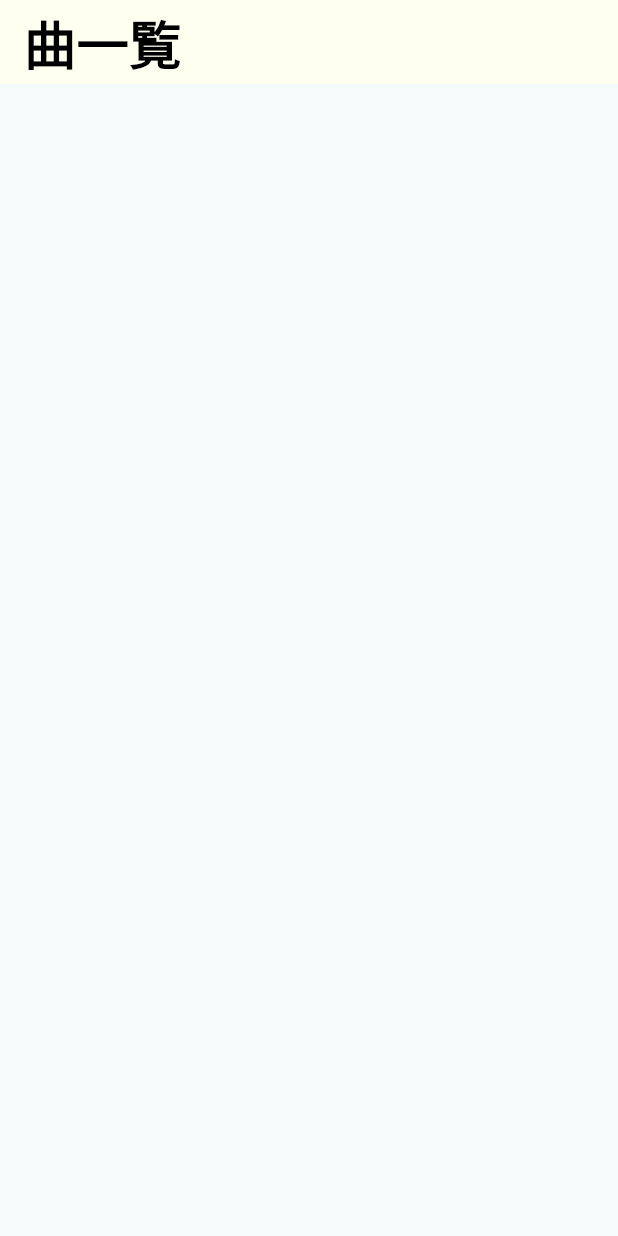
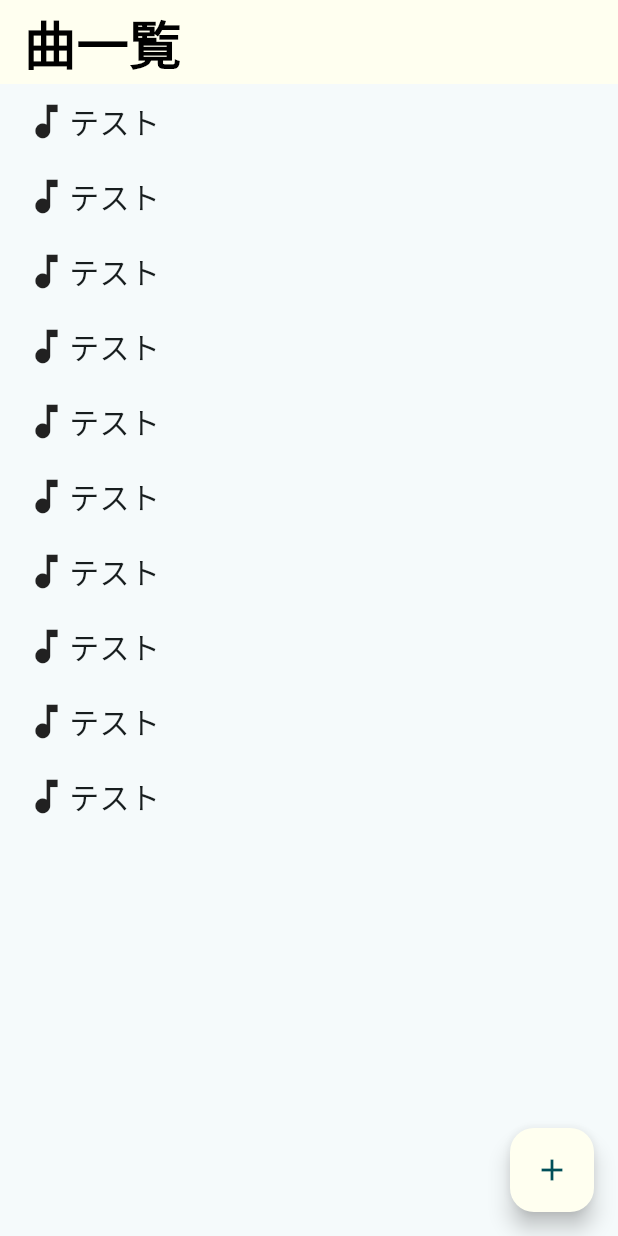
Before and after one commit to tsuchida-y/choose_songs, a Flutter app: the SongPageful screen opened directly, on a phone screen of 412 x 824 dp. Run offline on Flutter 3.47's test engine with Material 3 defaults, Android fonts, the phone set to English and light mode, and no system bars; our stand-ins replace cloud_firestore, firebase_core; accounts and stored records are empty.

Commit message:
ページのレイアウト作成

```diff
--- a/lib/Song/song_page.dart
+++ b/lib/Song/song_page.dart
@@ -6,7 +6,6 @@ class SongPageles extends StatelessWidget {
   @override
   Widget build(BuildContext context) {
     return MaterialApp(
-      title: 'Flutter Firebase',
        theme: ThemeData(
          colorScheme: ColorScheme.fromSeed(seedColor: Colors.deepPurple),
          useMaterial3: true,
@@ -30,7 +29,7 @@ class SongPageState extends State<SongPageful> {
   Widget build(BuildContext context) {
     return Scaffold(
       appBar: AppBar(
-        title: Text(widget.title),
+        title: Text("曲一覧"),
         titleTextStyle: const TextStyle(
           color: Colors.black,
           fontSize: 35,
@@ -38,6 +37,51 @@ class SongPageState extends State<SongPageful> {
         ),
         backgroundColor: const Color.fromARGB(255, 255, 255, 240),
       ),
+      body:Center(
+        child: ListView.builder(
+          itemCount: 10,
+          itemBuilder: (context, index) {
+
+            return const Center(
+              child:Padding(
+                padding:EdgeInsets.symmetric(//上下左右に一定の余白を設定
+                  horizontal:16,//左右の余白
+                  vertical:10,//上下の余白
+                ),
+
+                child:Row(
+                  children:[
+                    Icon(
+                      Icons.music_note,
+                      size:30,
+                    ),
+
+                    Text(
+                      'テスト',
+                      style:TextStyle(
+                        fontSize:20,
+                        //fontWeight: FontWeight.bold,//テキストの太さ
+                      ),
+                    ),
+
+                  ]
+                )
+              )
+            );
+
+          },
+        ),
+      ),
+
+
+        //曲を追加するボタン
+        floatingActionButton: FloatingActionButton(
+
+          onPressed: () {
+          },
+          backgroundColor: const Color.fromARGB(255, 255, 255, 240),
+          child: const Icon(Icons.add),
+        ),
     );
   }
 }
```
Also changed, not shown: lib/Song/add_song.dart (added).
